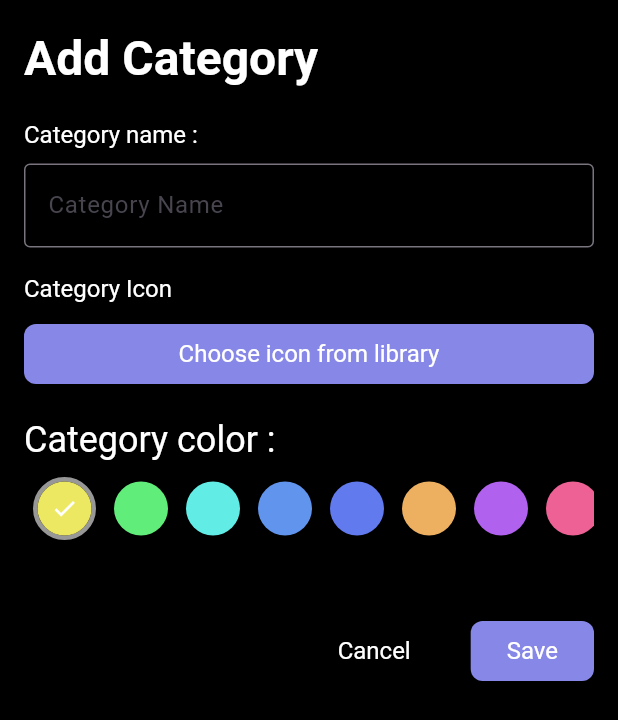
After one commit to nguyenducmanh1N/UpTodo, a Flutter app: the AddCategoryScreen screen opened directly, on a phone screen of 412 x 824 dp. The commit adds this screen. Shown: the top 720 px of the screen. Run offline on Flutter 3.47's test engine with Material 3 defaults, Android fonts, the phone set to English and light mode, and no system bars; our stand-ins replace formz, freezed_annotation, image_picker, shared_preferences; accounts and stored records are empty; generated files the repository leaves out were written again.

Commit message:
add feature create category

```diff
--- /dev/null
+++ b/lib/constants/shared_preferences.dart
@@ -0,0 +1,6 @@
+class SharedPreferencesKeys {
+  static const String userKey = 'user';
+  static const String tasksKey = 'tasks';
+  static const String categoriesKey = 'categories';
+  static const String imagesKey = 'images';
+}
--- /dev/null
+++ b/lib/models/category/category_dto.dart
@@ -0,0 +1,16 @@
+import 'package:freezed_annotation/freezed_annotation.dart';
+
+part 'category_dto.freezed.dart';
+part 'category_dto.g.dart';
+
+@freezed
+class CategoryDTO with _$CategoryDTO {
+  const factory CategoryDTO({
+    required String id,
+    required String name,
+    required String img,
+    required String color,
+  }) = _CategoryDTO;
+
+  factory CategoryDTO.fromJson(Map<String, dynamic> json) => _$CategoryDTOFromJson(json);
+}
--- /dev/null
+++ b/lib/models/user/user_dto.dart
@@ -0,0 +1,20 @@
+import 'package:freezed_annotation/freezed_annotation.dart';
+import '../task/task_dto.dart';
+import '../category/category_dto.dart';
+
+part 'user_dto.freezed.dart';
+part 'user_dto.g.dart';
+
+@freezed
+class UserDTO with _$UserDTO {
+  const factory UserDTO({
+    required String id,
+    required String email,
+    required String password,
+    required String token,
+    @Default([]) List<TaskDTO> tasks,
+    @Default([]) List<CategoryDTO> categories,
+  }) = _UserDTO;
+
+  factory UserDTO.fromJson(Map<String, dynamic> json) => _$UserDTOFromJson(json);
+}
--- a/lib/providers/auth_provider.dart
+++ b/lib/providers/auth_provider.dart
@@ -1,4 +1,6 @@
 import 'package:flutter/material.dart';
+import 'package:uptodo/models/category/category_dto.dart';
+import 'package:uptodo/models/user/user_dto.dart';
 
 enum AuthStatus {
   authenticated,
@@ -7,16 +9,20 @@ enum AuthStatus {
 
 class AuthProvider with ChangeNotifier {
   AuthStatus _authStatus = AuthStatus.unauthenticated;
+  UserDTO? _currentUser;
 
   AuthStatus get authStatus => _authStatus;
+  UserDTO? get currentUser => _currentUser;
 
-  void login() {
+  void login(UserDTO user) {
     _authStatus = AuthStatus.authenticated;
+    _currentUser = user;
     notifyListeners();
   }
 
   void logout() {
     _authStatus = AuthStatus.unauthenticated;
+    _currentUser = null;
     notifyListeners();
   }
 }
--- a/lib/repositories/auth_repository.dart
+++ b/lib/repositories/auth_repository.dart
@@ -1,3 +1,4 @@
+import 'package:uptodo/models/user/user_dto.dart';
 import 'package:uptodo/services/auth_service.dart';
 
 class AuthRepository {
@@ -5,7 +6,7 @@ class AuthRepository {
 
   AuthRepository(this._authService);
 
-  Future<Map<String, dynamic>?> login(String username, String password) async {
+  Future<UserDTO?> login(String username, String password) async {
     final response = await _authService.login(username, password);
     return response;
   }
--- /dev/null
+++ b/lib/repositories/category_repository.dart
@@ -0,0 +1,15 @@
+import 'package:uptodo/models/category/category_dto.dart';
+import 'package:uptodo/services/category_service.dart';
+
+class CategoryRepository {
+  final CategoryService _categoryService;
+  CategoryRepository(this._categoryService);
+
+  Future<List<CategoryDTO>> getCategories(String userId) async {
+    return await _categoryService.getCategories(userId);
+  }
+
+  Future<void> saveCategory(String userId, CategoryDTO category) async {
+    await _categoryService.saveCategory(userId, category);
+  }
+}
--- /dev/null
+++ b/lib/repositories/images_storage_repository.dart
@@ -0,0 +1,15 @@
+import 'package:image_picker/image_picker.dart';
+import 'package:uptodo/services/images_storage_service.dart';
+
+class ImagesStorageRepository {
+  final ImagesStorageService _imagesStorageService;
+  ImagesStorageRepository(this._imagesStorageService);
+
+  Future<String?> saveImage(XFile image) {
+    return _imagesStorageService.saveImage(image);
+  }
+
+  Future<String?> getImagePath(String imageId) {
+    return _imagesStorageService.getImagePath(imageId);
+  }
+}
--- /dev/null
+++ b/lib/services/category_service.dart
@@ -0,0 +1,33 @@
+import 'dart:convert';
+
+import 'package:shared_preferences/shared_preferences.dart';
+import 'package:uptodo/models/category/category_dto.dart';
+import 'package:uptodo/constants/shared_preferences.dart';
+
+class CategoryService {
+  final String key = SharedPreferencesKeys.categoriesKey;
+  String _userCategoriesKey(String userId) => '${key}_$userId';
+
+  Future<List<CategoryDTO>> getCategories(String userId) async {
+    final sharedPreferences = await SharedPreferences.getInstance();
+    final String? categoriesJson = sharedPreferences.getString(_userCategoriesKey(userId));
+    if (categoriesJson == null) {
+      return [];
+    }
+    final List<dynamic> jsonList = json.decode(categoriesJson);
+    return jsonList.map((json) => CategoryDTO.fromJson(json)).toList();
+  }
+
+  Future<void> saveCategory(String userId, CategoryDTO category) async {
+    final sharedPreferences = await SharedPreferences.getInstance();
+    final List<CategoryDTO> categories = await getCategories(userId);
+    categories.add(category);
+    final String categoriesJson = json.encode(categories.map((c) => c.toJson()).toList());
+    await sharedPreferences.setString(_userCategoriesKey(userId), categoriesJson);
+  }
+
+  Future<CategoryDTO?> getCategoryById(String userId, String categoryId) async {
+    final categories = await getCategories(userId);
+    return categories.firstWhere((category) => category.id == categoryId);
+  }
+}
--- /dev/null
+++ b/lib/utils/color_utils.dart
@@ -0,0 +1,32 @@
+import 'package:flutter/material.dart';
+
+class ColorUtils {
+  static final List<Color> categoryColors = [
+    Color(0xFFEDE861), // Yellow
+    Color(0xFF61ED7A), // Green
+    Color(0xFF61EDE6), // Cyan
+    Color(0xFF6195ED), // Light Blue
+    Color(0xFF617AED), // Blue
+    Color(0xFFEDB061), // Orange
+    Color(0xFFB061ED), // Purple
+    Color(0xFFED6195), // Pink
+    Color(0xFFED6161), // Red
+    Color(0xFF61ED9E), // Mint
+  ];
+
+  static Color getColorFromIndex(int index) {
+    if (index >= 0 && index < categoryColors.length) {
+      return categoryColors[index];
+    }
+    return Colors.grey;
+  }
+
+  static int getIndexFromColor(Color color) {
+    for (int i = 0; i < categoryColors.length; i++) {
+      if (categoryColors[i].value == color.value) {
+        return i;
+      }
+    }
+    return 0;
+  }
+}
--- /dev/null
+++ b/lib/widgets/addCategory/add_category_screen.dart
@@ -0,0 +1,229 @@
+import 'dart:io';
+
+import 'package:flutter/material.dart';
+import 'package:image_picker/image_picker.dart';
+import 'package:provider/provider.dart';
+import 'package:uptodo/models/category/category_dto.dart';
+import 'package:uptodo/providers/auth_provider.dart';
+import 'package:uptodo/repositories/category_repository.dart';
+import 'package:uptodo/repositories/images_storage_repository.dart';
+import 'package:uptodo/services/category_service.dart';
+import 'package:uptodo/services/images_storage_service.dart';
+import 'package:uptodo/styles/app_color.dart';
+import 'package:uptodo/styles/app_text_styles.dart';
+import 'package:uptodo/utils/color_utils.dart';
+import 'package:uptodo/widgets/addCategory/componets/category_color_widget.dart';
+
+class AddCategoryScreen extends StatefulWidget {
+  const AddCategoryScreen({super.key});
+
+  @override
+  State<AddCategoryScreen> createState() => _AddCategoryScreenState();
+}
+
+class _AddCategoryScreenState extends State<AddCategoryScreen> {
+  final CategoryRepository _categoryRepository = CategoryRepository(CategoryService());
+  final ImagePicker _imagePicker = ImagePicker();
+  final ImagesStorageRepository _imagesStorageRepository = ImagesStorageRepository(ImagesStorageService());
+
+  late final AuthProvider authProvider;
+  int _selectedColorIndex = 0;
+  Color? _selectedColor;
+  String _categoryName = '';
+  String? _iconPath;
+
+  @override
+  void initState() {
+    super.initState();
+    authProvider = Provider.of<AuthProvider>(context, listen: false);
+    _selectedColor = ColorUtils.categoryColors[0];
+  }
+
+  void _handleSaveCategory() async {
+    if (_categoryName.isEmpty || _selectedColor == null || _iconPath == null) {
+      ScaffoldMessenger.of(context).showSnackBar(
+        const SnackBar(content: Text('Please enter all fields')),
+      );
+      return;
+    }
+    try {
+      final imageFile = XFile(_iconPath!);
+      final imageId = await _imagesStorageRepository.saveImage(imageFile);
+      if (imageId == null) {
+        ScaffoldMessenger.of(context).showSnackBar(
+          const SnackBar(content: Text('Failed to save image')),
+        );
+        return;
+      }
+
+      final category = CategoryDTO(
+        id: DateTime.now().millisecondsSinceEpoch.toString(),
+        name: _categoryName,
+        color: _selectedColorIndex.toString(),
+        img: imageId,
+      );
+
+      final userId = authProvider.currentUser?.id ?? '';
+      await _categoryRepository.saveCategory(userId, category);
+
+      ScaffoldMessenger.of(context).showSnackBar(
+        const SnackBar(content: Text('Category saved successfully')),
+      );
+    } catch (e) {
+      ScaffoldMessenger.of(context).showSnackBar(
+        SnackBar(content: Text('Error saving category: $e')),
+      );
+    }
+  }
+
+  Future<void> _pickImageFromLibrary() async {
+    try {
+      final XFile? file = await _imagePicker.pickImage(source: ImageSource.gallery);
+      if (file != null) {
+        setState(() {
+          _iconPath = file.path;
+        });
+      }
+    } catch (e) {
+      ScaffoldMessenger.of(context).showSnackBar(
+        SnackBar(content: Text('Error picking image: $e')),
+      );
+    }
+  }
+
+  @override
+  Widget build(BuildContext context) {
+    return Scaffold(
+      backgroundColor: AppColor.upToDoBlack,
+      body: SafeArea(
+        child: SingleChildScrollView(
+          child: Padding(
+            padding: const EdgeInsets.all(16.0),
+            child: Column(
+              mainAxisSize: MainAxisSize.min,
+              crossAxisAlignment: CrossAxisAlignment.start,
+              children: [
+                Text(
+                  "Add Category",
+                  style: AppTextStyles.displayLarge.copyWith(
+                    color: AppColor.upToDoWhile,
+                  ),
+                ),
+                SizedBox(height: 16),
+                Text(
+                  "Category name :",
+                  style: AppTextStyles.displaySmall.copyWith(
+                    color: AppColor.upToDoWhile,
+                  ),
+                ),
+                SizedBox(height: 8),
+                TextField(
+                  onChanged: (value) {
+                    setState(() {
+                      _categoryName = value;
+                    });
+                  },
+                  decoration: InputDecoration(
+                    labelText: 'Category Name',
+                    border: OutlineInputBorder(),
+                  ),
+                ),
+                SizedBox(height: 16),
+                Text(
+                  "Category Icon",
+                  style: AppTextStyles.displaySmall.copyWith(
+                    color: AppColor.upToDoWhile,
+                  ),
+                ),
+                SizedBox(height: 8),
+                SizedBox(
+                  child: ElevatedButton(
+                    onPressed: _pickImageFromLibrary,
+                    style: ElevatedButton.styleFrom(
+                      backgroundColor: AppColor.upToDoPrimary,
+                      shape: RoundedRectangleBorder(
+                        borderRadius: BorderRadius.circular(8),
+                      ),
+                    ),
+                    child: SizedBox(
+                      child: Center(
+                        child: Text(
+                          "Choose icon from library",
+                          style: AppTextStyles.displaySmall.copyWith(
+                            color: AppColor.upToDoWhile,
+                          ),
+                        ),
+                      ),
+                    ),
+                  ),
+                ),
+                if (_iconPath != null)
+                  Padding(
+                    padding: const EdgeInsets.only(top: 8.0),
+                    child: Image.file(
+                      File(_iconPath!),
+                      height: 100,
+                      width: 100,
+                      fit: BoxFit.cover,
+                    ),
+                  ),
+                SizedBox(height: 16),
+                CategoryColorPicker(
+                  colors: ColorUtils.categoryColors,
+                  selectedColor: _selectedColor,
+                  onColorSelected: (color) {
+                    setState(() {
+                      _selectedColor = color;
+                      _selectedColorIndex = ColorUtils.getIndexFromColor(color);
+                    });
+                  },
+                ),
+                SizedBox(height: 50),
+                Row(
+                  mainAxisAlignment: MainAxisAlignment.end,
+                  children: [
+                    ElevatedButton(
+                      onPressed: () {
+                        Navigator.pop(context);
+                      },
+                      style: ElevatedButton.styleFrom(
+                        backgroundColor: AppColor.upToDoBlack,
+                        shape: RoundedRectangleBorder(
+                          borderRadius: BorderRadius.circular(8),
+                        ),
+                      ),
+                      child: Text(
+                        "Cancel",
+                        style: AppTextStyles.displaySmall.copyWith(
+                          color: AppColor.upToDoWhile,
+                        ),
+                      ),
+                    ),
+                    SizedBox(width: 16),
+                    ElevatedButton(
+                      onPressed: () {
+                        _handleSaveCategory();
+                      },
+                      style: ElevatedButton.styleFrom(
+                        backgroundColor: AppColor.upToDoPrimary,
+                        shape: RoundedRectangleBorder(
+                          borderRadius: BorderRadius.circular(8),
+                        ),
+                      ),
+                      child: Text(
+                        "Save",
+                        style: AppTextStyles.displaySmall.copyWith(
+                          color: AppColor.upToDoWhile,
+                        ),
+                      ),
+                    ),
+                  ],
+                ),
+              ],
+            ),
+          ),
+        ),
+      ),
+    );
+  }
+}
--- /dev/null
+++ b/lib/widgets/addCategory/componets/category_color_widget.dart
@@ -0,0 +1,58 @@
+// Widget chọn màu category
+import 'dart:ui';
+
+import 'package:flutter/material.dart';
+import 'package:uptodo/styles/app_color.dart';
+import 'package:uptodo/styles/app_text_styles.dart';
+
+class CategoryColorPicker extends StatelessWidget {
+  final List<Color> colors;
+  final Color? selectedColor;
+  final ValueChanged<Color> onColorSelected;
+
+  const CategoryColorPicker({
+    super.key,
+    required this.colors,
+    required this.onColorSelected,
+    this.selectedColor,
+  });
+
+  @override
+  Widget build(BuildContext context) {
+    return Column(
+      crossAxisAlignment: CrossAxisAlignment.start,
+      children: [
+        Text(
+          "Category color :",
+          style: AppTextStyles.displayMedium.copyWith(
+            color: AppColor.upToDoWhile,
+          ),
+        ),
+        const SizedBox(height: 8),
+        SingleChildScrollView(
+          scrollDirection: Axis.horizontal,
+          child: Row(
+            children: colors.map((color) {
+              final isSelected = color == selectedColor;
+              return GestureDetector(
+                onTap: () => onColorSelected(color),
+                child: Container(
+                  margin: const EdgeInsets.symmetric(horizontal: 6),
+                  decoration: BoxDecoration(
+                    shape: BoxShape.circle,
+                    border: isSelected ? Border.all(color: AppColor.upToDoBorder, width: 3) : null,
+                  ),
+                  child: CircleAvatar(
+                    backgroundColor: color,
+                    radius: 18,
+                    child: isSelected ? const Icon(Icons.check, color: AppColor.upToDoWhile, size: 18) : null,
+                  ),
+                ),
+              );
+            }).toList(),
+          ),
+        ),
+      ],
+    );
+  }
+}
--- a/lib/widgets/auth/login_screen.dart
+++ b/lib/widgets/auth/login_screen.dart
@@ -7,8 +7,8 @@ import 'package:uptodo/repositories/auth_repository.dart';
 import 'package:uptodo/services/auth_service.dart';
 import 'package:uptodo/styles/app_color.dart';
 import 'package:uptodo/styles/app_text_styles.dart';
-import 'package:uptodo/utils/email_validator.dart';
-import 'package:uptodo/utils/password_validator.dart';
+import 'package:uptodo/utils/validator/email_validator.dart';
+import 'package:uptodo/utils/validator/password_validator.dart';
 import 'package:uptodo/widgets/auth/components/custom_button.dart';
 import 'package:uptodo/widgets/auth/components/custom_text_field.dart';
 import 'package:uptodo/widgets/auth/components/social_button.dart';
@@ -64,7 +64,7 @@ class _LoginScreenState extends State<LoginScreen> {
     final loginResponse = await _authRepository.login(_username, _password);
     if (loginResponse != null) {
       final authProvider = Provider.of<AuthProvider>(context, listen: false);
-      authProvider.login();
+      authProvider.login(loginResponse);
       print('Login successful: $loginResponse');
     } else {
       setState(() {
```
Also changed, not shown: lib/models/task/task_dto.dart (added, +21 -0 lines), lib/services/auth_service.dart (+8 -2 lines), lib/services/images_storage_service.dart (added, +36 -0 lines), lib/widgets/addTask/components/categories_dialog.dart (added, +219 -0 lines).
